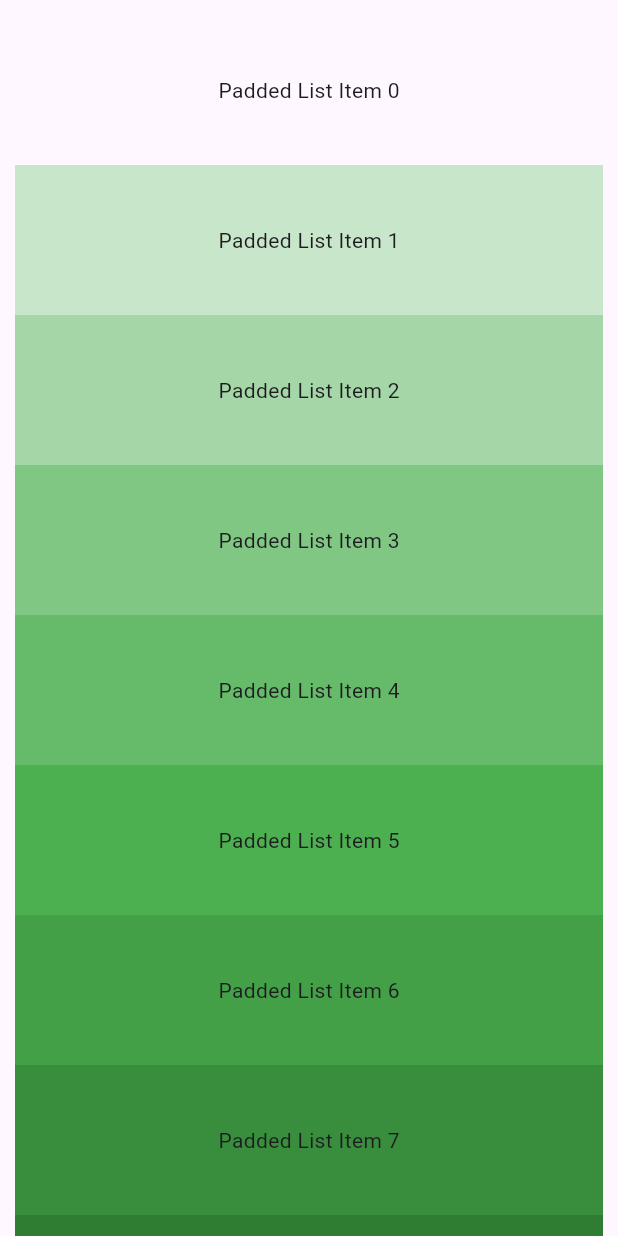
After one commit to Urusung/sliver_example, a Flutter app: the SliverPaddingExample screen opened directly, on a phone screen of 412 x 824 dp. The commit adds this screen. Run offline on Flutter 3.47's test engine with Material 3 defaults, Android fonts, the phone set to English and light mode, and no system bars.

Commit message:
feat: 예제 추가

```diff
--- a/lib/examples.dart
+++ b/lib/examples.dart
@@ -1 +1,4 @@
-export 'examples/ex_1sliver_app_bar.dart';
+export 'examples/ex_1_sliver_app_bar.dart';
+export 'examples/ex_2_sliver_persistent_header.dart';
+export 'examples/ex_3_sliver_padding.dart';
+export 'examples/ex_4_sliver_to_box_adapter.dart';
--- /dev/null
+++ b/lib/examples/ex_3_sliver_padding.dart
@@ -0,0 +1,31 @@
+import 'package:flutter/material.dart';
+
+class SliverPaddingExample extends StatelessWidget {
+  const SliverPaddingExample({super.key});
+
+  @override
+  Widget build(BuildContext context) {
+    return Scaffold(
+      body: CustomScrollView(
+        slivers: [
+          SliverPadding(
+            padding: const EdgeInsets.all(10.0),
+            sliver: SliverList(
+              delegate: SliverChildBuilderDelegate(
+                childCount: 20,
+                (context, index) {
+                  return Container(
+                    color: Colors.green[100 * (index % 9)],
+                    height: 100,
+                    alignment: Alignment.center,
+                    child: Text('Padded List Item $index'),
+                  );
+                },
+              ),
+            ),
+          ),
+        ],
+      ),
+    );
+  }
+}
```
Also changed, not shown: lib/examples/ex_2_sliver_persistent_header.dart (added, +56 -0 lines), lib/examples/ex_4_sliver_to_box_adapter.dart (added, +35 -0 lines), lib/main.dart (+12 -0 lines), lib/examples/ex_1_sliver_app_bar.dart (renamed from lib/examples/ex_1sliver_app_bar.dart).
